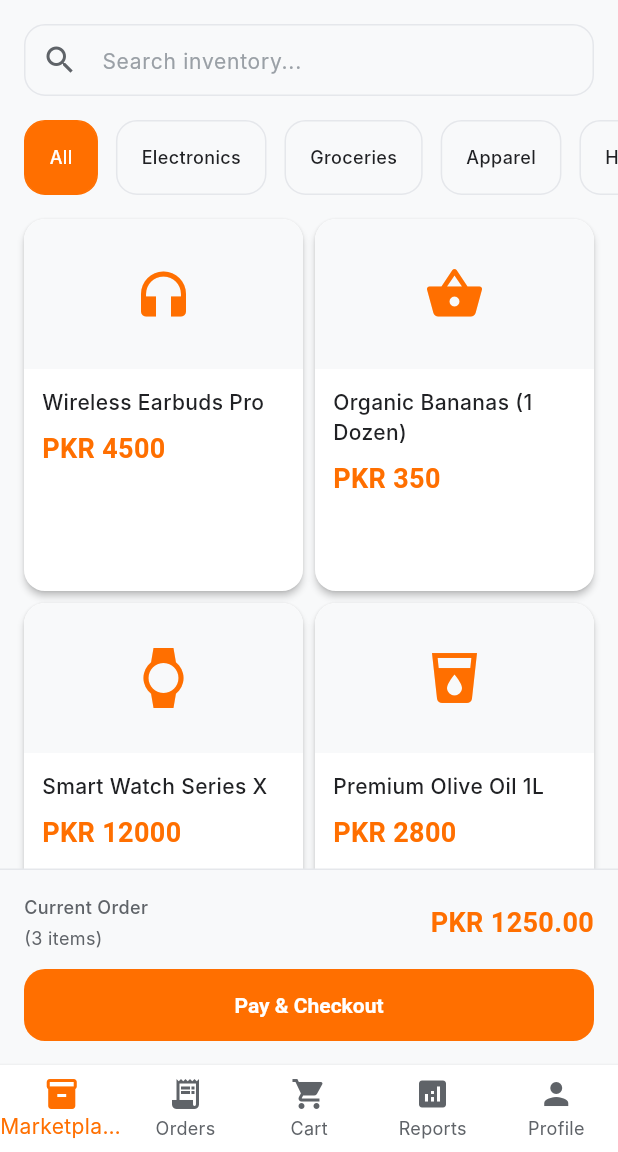
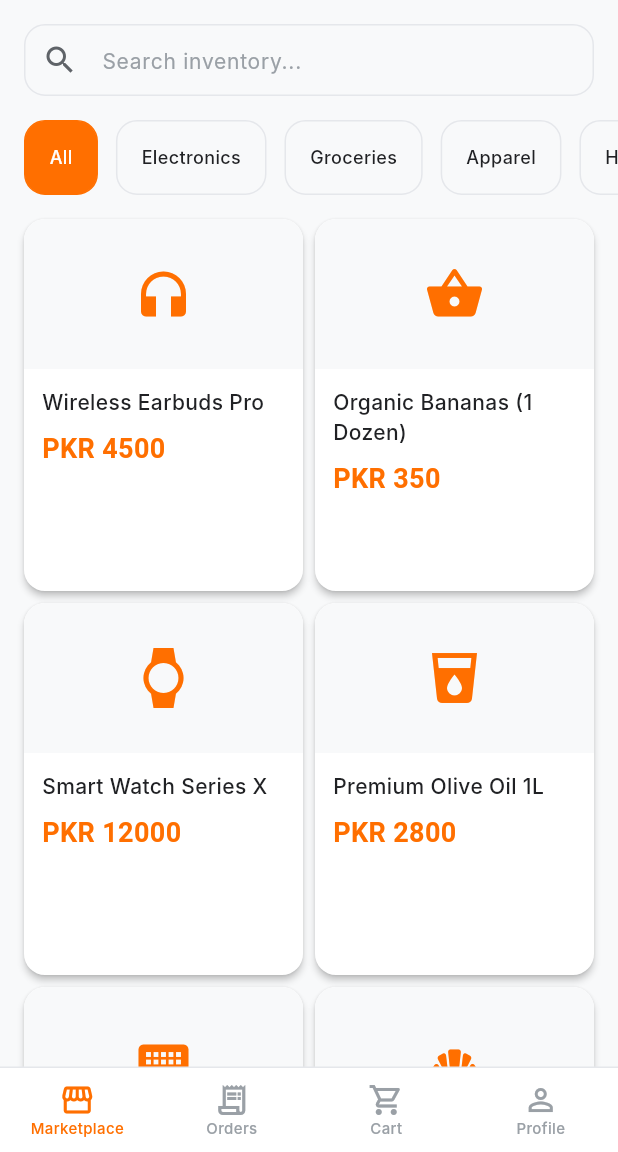
Before and after one commit to nahy1061/softstore_buyer_app, a Flutter app: the screen it shows after launch, on a phone screen of 412 x 824 dp, the part 84-1236 px from its top. Run offline on Flutter 3.47's test engine with Material 3 defaults, Android fonts, the phone set to English and light mode, and no system bars; our stand-ins replace connectivity_plus, cookie_jar, dio, dio_cookie_manager, equatable, flutter_secure_storage and 2 more; Roboto replaces fonts that are missing (Google Sans, Inter, Roboto Mono).

Commit message:
latest commit

```diff
--- a/lib/app/router.dart
+++ b/lib/app/router.dart
@@ -1,8 +1,11 @@
 import 'package:flutter/material.dart';
 import 'package:go_router/go_router.dart';
 import '../features/home/screens/home_screen.dart';
+import '../features/cart/screens/cart_screen.dart';
+import '../features/shell/app_shell.dart';
 
-// Placeholder screens (will be replaced with actual screens)
+
+// Placeholder screen body — no Scaffold (shell provides it)
 class PlaceholderScreen extends StatelessWidget {
   final String label;
 
@@ -10,13 +13,11 @@ class PlaceholderScreen extends StatelessWidget {
 
   @override
   Widget build(BuildContext context) {
-    return Scaffold(
-      appBar: AppBar(title: Text(label)),
-      body: Center(
+    return Center(
       child: Column(
         mainAxisAlignment: MainAxisAlignment.center,
         children: [
-            Icon(Icons.construction, size: 64, color: Colors.grey),
+          const Icon(Icons.construction, size: 64, color: Colors.grey),
           const SizedBox(height: 16),
           Text(
             '$label\n(Placeholder)',
@@ -24,7 +25,6 @@ class PlaceholderScreen extends StatelessWidget {
             style: const TextStyle(fontSize: 18),
           ),
         ],
-        ),
       ),
     );
   }
@@ -64,6 +64,9 @@ abstract final class AppRoutes {
 final GoRouter goRouter = GoRouter(
   initialLocation: AppRoutes.home,
   routes: [
+    ShellRoute(
+      builder: (context, state, child) => AppShell(child: child),
+      routes: [
         // Home & Browsing
         GoRoute(
           path: AppRoutes.home,
@@ -102,7 +105,7 @@ final GoRouter goRouter = GoRouter(
         // Cart & Checkout
         GoRoute(
           path: AppRoutes.cart,
-      builder: (context, state) => const PlaceholderScreen(label: 'Cart'),
+          builder: (context, state) => const CartScreen(),
         ),
         GoRoute(
           path: AppRoutes.wishlist,
@@ -151,17 +154,7 @@ final GoRouter goRouter = GoRouter(
           builder: (context, state) => const PlaceholderScreen(label: 'Returns'),
         ),
 
-    // Auth
-    GoRoute(
-      path: AppRoutes.login,
-      builder: (context, state) => const PlaceholderScreen(label: 'Login'),
-    ),
-    GoRoute(
-      path: AppRoutes.register,
-      builder: (context, state) => const PlaceholderScreen(label: 'Register'),
-    ),
-
-    // Profile
+        // Profile & Account
         GoRoute(
           path: AppRoutes.profile,
           builder: (context, state) => const PlaceholderScreen(label: 'Profile'),
@@ -197,4 +190,20 @@ final GoRouter goRouter = GoRouter(
           ],
         ),
       ],
+    ),
+
+    // Auth routes — outside the shell (no header/footer)
+    GoRoute(
+      path: AppRoutes.login,
+      builder: (context, state) => const Scaffold(
+        body: Center(child: PlaceholderScreen(label: 'Login')),
+      ),
+    ),
+    GoRoute(
+      path: AppRoutes.register,
+      builder: (context, state) => const Scaffold(
+        body: Center(child: PlaceholderScreen(label: 'Register')),
+      ),
+    ),
+  ],
 );
--- a/lib/core/utils/validators.dart
+++ b/lib/core/utils/validators.dart
@@ -2,7 +2,7 @@ abstract final class Validators {
   static String? email(String? value) {
     if (value?.isEmpty ?? true) return 'Email is required';
     final emailRegex = RegExp(
-        r'^[a-zA-Z0-9.!#$%&'*+/=?^_`{|}~-]+@[a-zA-Z0-9](?:[a-zA-Z0-9-]{0,61}[a-zA-Z0-9])?(?:\.[a-zA-Z0-9](?:[a-zA-Z0-9-]{0,61}[a-zA-Z0-9])?)*$');
+        r"^[a-zA-Z0-9.!#$%&'*+/=?^_`{|}~-]+@[a-zA-Z0-9](?:[a-zA-Z0-9-]{0,61}[a-zA-Z0-9])?(?:\.[a-zA-Z0-9](?:[a-zA-Z0-9-]{0,61}[a-zA-Z0-9])?)*$");
     if (!emailRegex.hasMatch(value!)) return 'Enter a valid email address';
     return null;
   }
--- a/lib/features/home/screens/home_screen.dart
+++ b/lib/features/home/screens/home_screen.dart
@@ -4,7 +4,6 @@ import '../../../core/theme/app_colors.dart';
 import '../../../core/theme/app_typography.dart';
 import '../../../core/theme/app_spacing.dart';
 import '../../../core/theme/app_dimensions.dart';
-import '../../../app/router.dart';
 
 class HomeScreen extends StatefulWidget {
   const HomeScreen({super.key});
@@ -15,8 +14,6 @@ class HomeScreen extends StatefulWidget {
 
 class _HomeScreenState extends State<HomeScreen> {
   String selectedCategory = 'All';
-  int cartItems = 3;
-  double cartTotal = 1250.00;
 
   final List<String> categories = ['All', 'Electronics', 'Groceries', 'Apparel', 'Home'];
   final List<Map<String, dynamic>> products = [
@@ -36,17 +33,7 @@ class _HomeScreenState extends State<HomeScreen> {
         ? products
         : products.where((p) => p['category'] == selectedCategory).toList();
 
-    return Scaffold(
-      appBar: AppBar(
-        title: Text(
-          'SoftStore.pk',
-          style: AppTypography.screenTitle.copyWith(color: AppColors.textPrimary),
-        ),
-        centerTitle: false,
-        elevation: 0,
-        backgroundColor: Colors.white,
-      ),
-      body: Column(
+    return Column(
       children: [
         // Search Bar
         Padding(
@@ -134,108 +121,6 @@ class _HomeScreenState extends State<HomeScreen> {
           ),
         ),
       ],
-      ),
-
-      // Current Order Bottom Section
-      bottomNavigationBar: Column(
-        mainAxisSize: MainAxisSize.min,
-        children: [
-          // Order Summary
-          Container(
-            width: double.infinity,
-            padding: AppSpacing.paddingLg,
-            decoration: BoxDecoration(
-              color: AppColors.background,
-              border: Border(top: BorderSide(color: AppColors.divider)),
-            ),
-            child: Column(
-              crossAxisAlignment: CrossAxisAlignment.start,
-              children: [
-                Row(
-                  mainAxisAlignment: MainAxisAlignment.spaceBetween,
-                  children: [
-                    Column(
-                      crossAxisAlignment: CrossAxisAlignment.start,
-                      children: [
-                        Text(
-                          'Current Order',
-                          style: AppTypography.labelMedium.copyWith(
-                            color: AppColors.textSecondary,
-                          ),
-                        ),
-                        const SizedBox(height: AppSpacing.xs),
-                        Text(
-                          '($cartItems items)',
-                          style: AppTypography.bodySmall.copyWith(
-                            color: AppColors.textSecondary,
-                          ),
-                        ),
-                      ],
-                    ),
-                    Text(
-                      'PKR ${cartTotal.toStringAsFixed(2)}',
-                      style: AppTypography.pricePrimary.copyWith(
-                        color: AppColors.primary,
-                      ),
-                    ),
-                  ],
-                ),
-                const SizedBox(height: AppSpacing.md),
-                SizedBox(
-                  width: double.infinity,
-                  child: ElevatedButton(
-                    onPressed: () => context.go(AppRoutes.checkout),
-                    child: const Text('Pay & Checkout'),
-                  ),
-                ),
-              ],
-            ),
-          ),
-
-          // Bottom Navigation
-          BottomNavigationBar(
-            items: const [
-              BottomNavigationBarItem(
-                icon: Icon(Icons.inventory_2),
-                label: 'Marketplace',
-              ),
-              BottomNavigationBarItem(
-                icon: Icon(Icons.receipt_long),
-                label: 'Orders',
-              ),
-              BottomNavigationBarItem(
-                icon: Icon(Icons.shopping_cart),
-                label: 'Cart',
-              ),
-              BottomNavigationBarItem(
-                icon: Icon(Icons.analytics),
-                label: 'Reports',
-              ),
-              BottomNavigationBarItem(
-                icon: Icon(Icons.person),
-                label: 'Profile',
-              ),
-            ],
-            currentIndex: 0,
-            onTap: (index) {
-              switch (index) {
-                case 0:
-                  context.go(AppRoutes.home);
-                  break;
-                case 1:
-                  context.go(AppRoutes.orders);
-                  break;
-                case 2:
-                  context.go(AppRoutes.cart);
-                  break;
-                case 3:
-                  context.go(AppRoutes.profile);
-                  break;
-              }
-            },
-          ),
-        ],
-      ),
     );
   }
 }
--- /dev/null
+++ b/lib/features/shell/app_shell.dart
@@ -0,0 +1,100 @@
+import 'package:flutter/material.dart';
+import 'package:go_router/go_router.dart';
+import '../../core/theme/app_colors.dart';
+import '../../core/theme/app_typography.dart';
+import '../../core/theme/app_spacing.dart';
+import '../../app/router.dart';
+
+class AppShell extends StatelessWidget {
+  final Widget child;
+
+  const AppShell({super.key, required this.child});
+
+  int _selectedIndex(BuildContext context) {
+    final String location = GoRouterState.of(context).uri.toString();
+    if (location.startsWith('/orders')) return 1;
+    if (location.startsWith('/cart')) return 2;
+    if (location.startsWith('/profile') || location.startsWith('/addresses')) return 3;
+    return 0;
+  }
+
+  String _getTitle(BuildContext context) {
+    final String location = GoRouterState.of(context).uri.toString();
+    if (location.startsWith('/cart')) return 'Your cart';
+    if (location.startsWith('/orders')) return 'Your orders';
+    if (location.startsWith('/profile')) return 'Your profile';
+    if (location.startsWith('/wishlist')) return 'Your wishlist';
+    return 'SoftStore.pk';
+  }
+
+  @override
+  Widget build(BuildContext context) {
+    return Scaffold(
+      backgroundColor: AppColors.background,
+      appBar: AppBar(
+        title: Text(
+          _getTitle(context),
+          style: AppTypography.screenTitle.copyWith(color: AppColors.textPrimary),
+        ),
+        centerTitle: false,
+        elevation: 0,
+        backgroundColor: Colors.white,
+      ),
+      body: child,
+      bottomNavigationBar: Column(
+        mainAxisSize: MainAxisSize.min,
+        children: [
+          const Divider(height: 1, color: AppColors.divider),
+          BottomNavigationBar(
+            currentIndex: _selectedIndex(context),
+            type: BottomNavigationBarType.fixed,
+            selectedItemColor: AppColors.primary,
+            unselectedItemColor: AppColors.textDisabled,
+            selectedLabelStyle: AppTypography.labelSmall,
+            unselectedLabelStyle: AppTypography.labelSmall,
+            backgroundColor: Colors.white,
+            elevation: 0,
+            onTap: (index) {
+              switch (index) {
+                case 0:
+                  context.go(AppRoutes.home);
+                  break;
+                case 1:
+                  context.go(AppRoutes.orders);
+                  break;
+                case 2:
+                  context.go(AppRoutes.cart);
+                  break;
+                case 3:
+                  context.go(AppRoutes.profile);
+                  break;
+              }
+            },
+            items: const [
+              BottomNavigationBarItem(
+                icon: Icon(Icons.storefront_outlined),
+                activeIcon: Icon(Icons.storefront),
+                label: 'Marketplace',
+              ),
+              BottomNavigationBarItem(
+                icon: Icon(Icons.receipt_long_outlined),
+                activeIcon: Icon(Icons.receipt_long),
+                label: 'Orders',
+              ),
+              BottomNavigationBarItem(
+                icon: Icon(Icons.shopping_cart_outlined),
+                activeIcon: Icon(Icons.shopping_cart),
+                label: 'Cart',
+              ),
+              BottomNavigationBarItem(
+                icon: Icon(Icons.person_outline),
+                activeIcon: Icon(Icons.person),
+                label: 'Profile',
+              ),
+            ],
+          ),
+        ],
+      ),
+    );
+  }
+}
--- a/lib/main.dart
+++ b/lib/main.dart
@@ -1,3 +1,5 @@
+
+
 import 'package:flutter/material.dart';
 import 'app/app.dart';
 
```
Also changed, not shown: lib/features/cart/screens/cart_screen.dart (added, +208 -0 lines). Lines whose indentation alone changed are shown as unchanged.
